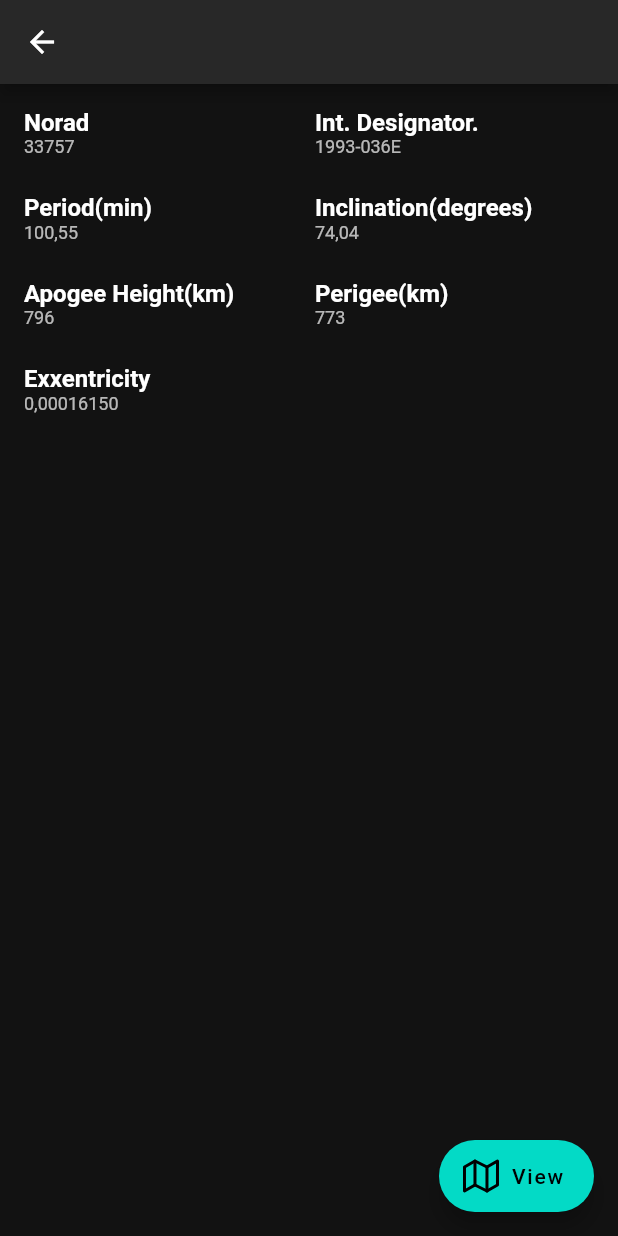
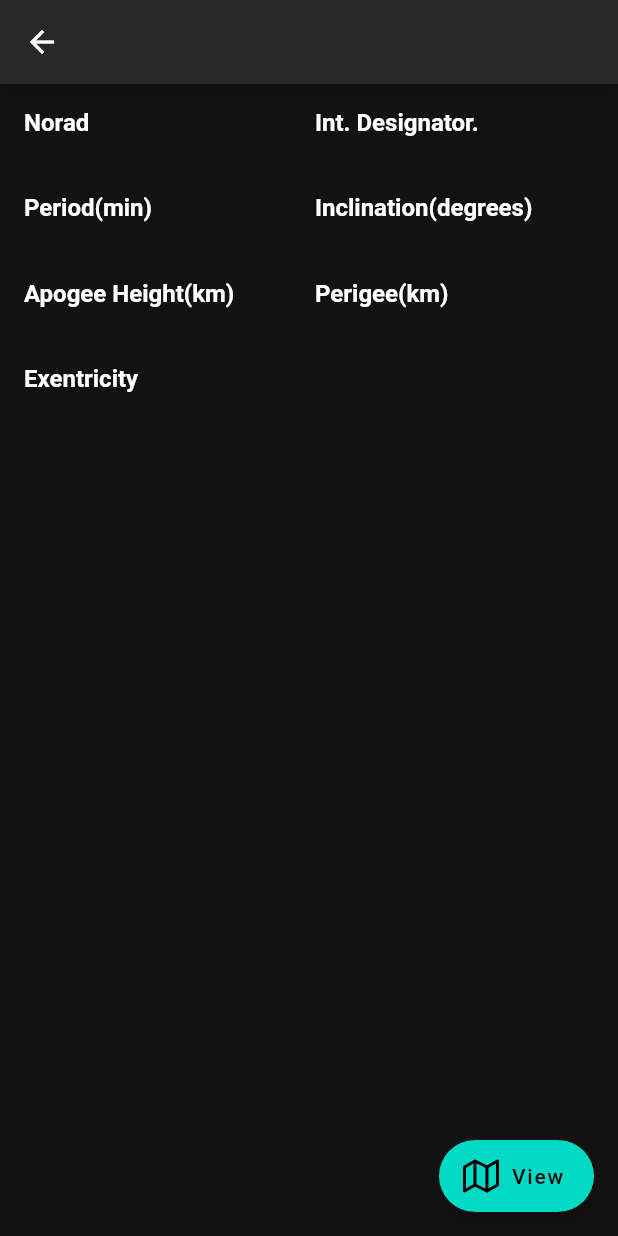
Before and after one commit to kmartins/satellite_guard, a Flutter app: the SpaceObjectDetail screen opened directly with empty values, on a phone screen of 412 x 824 dp. Run offline on Flutter 3.47's test engine with Material 2 defaults, Android fonts, the phone set to English and light mode, and no system bars; our stand-ins replace flutter_feather_icons, flutter_modular, flutter_triple.

Commit message:
more mocks

```diff
--- a/lib/src/space/presentation/object/widgets/list_item_widget.dart
+++ b/lib/src/space/presentation/object/widgets/list_item_widget.dart
@@ -35,6 +35,7 @@ class _ListItemWidgetState extends State<ListItemWidget> {
           MaterialPageRoute(
             builder: (_) => SpaceObjectDetail(
               title: widget.obj.name,
+              obj: widget.obj,
             ),
           ),
         );
--- a/lib/src/space/presentation/object_detail/space_object_detail.dart
+++ b/lib/src/space/presentation/object_detail/space_object_detail.dart
@@ -1,14 +1,18 @@
 import 'package:flutter/material.dart';
 import 'package:flutter_feather_icons/flutter_feather_icons.dart';
 import 'package:flutter_modular/flutter_modular.dart';
+import 'package:space_trash/src/space/domain/entities/space_object.dart';
+import 'package:space_trash/src/space/presentation/object_detail/space_object_map.dart';
 import 'package:space_trash/src/space/presentation/overview/store/overview_store.dart';
 
 class SpaceObjectDetail extends StatelessWidget {
   final store = Modular.get<OverviewStore>();
+  final SpaceObject obj;
   final String title;
   SpaceObjectDetail({
     required this.title,
     Key? key,
+    required this.obj,
   }) : super(key: key);
 
   @override
@@ -18,44 +22,53 @@ class SpaceObjectDetail extends StatelessWidget {
         title: Text(title),
       ),
       floatingActionButton: FloatingActionButton.extended(
-        onPressed: () {},
+        onPressed: () {
+          Navigator.push(
+            context,
+            MaterialPageRoute(
+              builder: (_) => SpaceObjectMap(
+                title: title,
+              ),
+            ),
+          );
+        },
         label: const Text('View'),
         icon: const Icon(FeatherIcons.map),
       ),
       body: SingleChildScrollView(
         padding: const EdgeInsets.all(16),
         child: Column(
-          children: const <Widget>[
+          children: <Widget>[
             _Information(
               title: 'Norad',
-              description: '33757',
+              description: obj.norad,
               secondTitle: 'Int. Designator.',
-              secondDescription: '1993-036E',
+              secondDescription: obj.designator,
             ),
-            SizedBox(
+            const SizedBox(
               height: 24,
             ),
             _Information(
               title: 'Period(min)',
-              description: '100,55',
+              description: obj.period,
               secondTitle: 'Inclination(degrees)',
-              secondDescription: '74,04',
+              secondDescription: obj.inclination,
             ),
-            SizedBox(
+            const SizedBox(
               height: 24,
             ),
             _Information(
               title: 'Apogee Height(km)',
-              description: '796',
+              description: obj.apogee,
               secondTitle: 'Perigee(km)',
-              secondDescription: '773',
+              secondDescription: obj.perigee,
             ),
-            SizedBox(
+            const SizedBox(
               height: 24,
             ),
             _Information(
-              title: 'Exxentricity',
-              description: '0,00016150',
+              title: 'Exentricity',
+              description: obj.exentricity,
             ),
           ],
         ),
--- a/pubspec.yaml
+++ b/pubspec.yaml
@@ -22,3 +22,6 @@ dev_dependencies:
 
 flutter:
   uses-material-design: true
+  assets:
+    - assets/mockcosmos.png
+    - assets/mockstarlink.png
```
Also changed, not shown: lib/src/space/presentation/object_detail/space_object_map.dart (added, +24 -0 lines), assets/mockcosmos.png (added), assets/mockstarlink.png (added).
